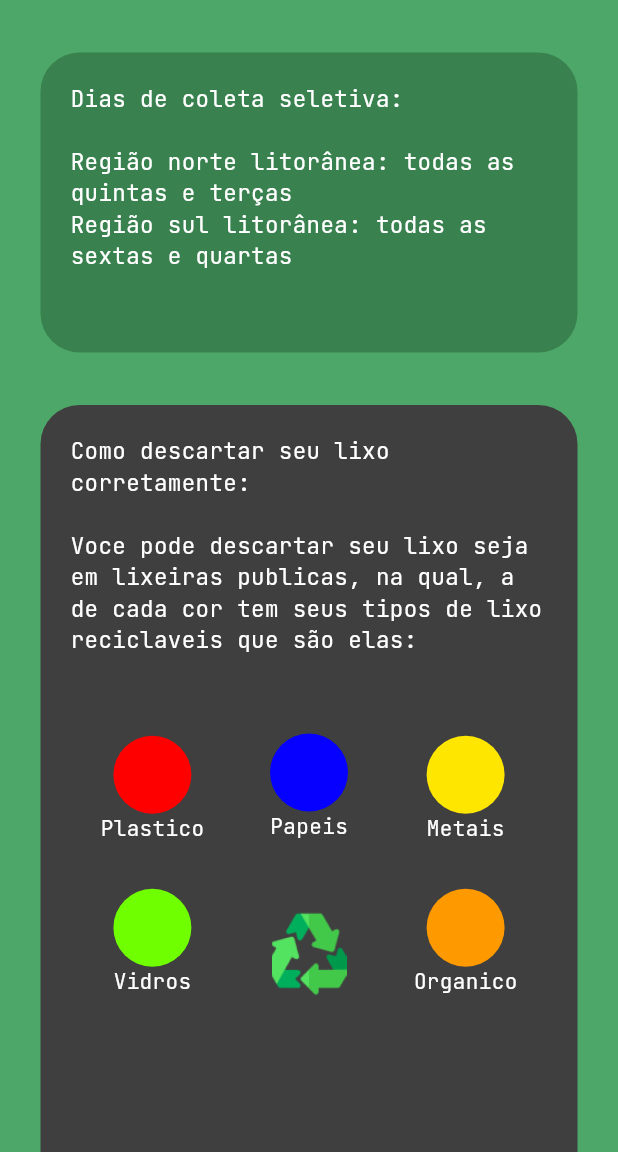
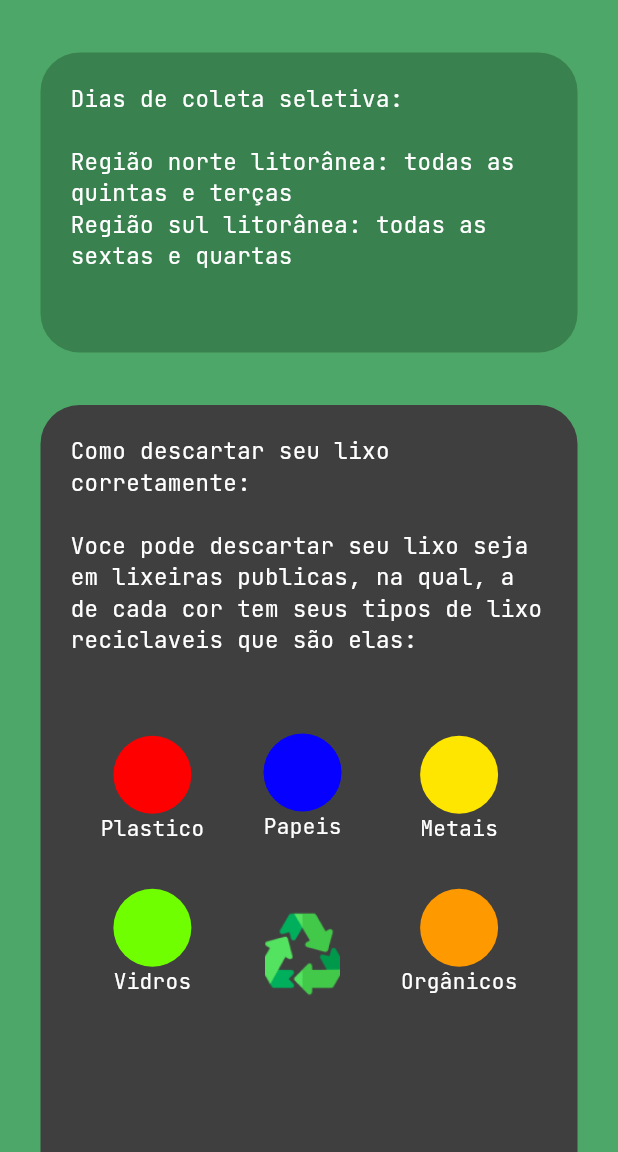
Before and after one commit to ArthurQuintino/AmbilitySP, a Flutter app: the screen it shows after launch, in the side drawer, after a tap on "Dias de coleta seletiva", on a phone screen of 412 x 824 dp, the part 84-1236 px from its top. Run offline on Flutter 3.47's test engine with Material 3 defaults, Android fonts, the light colour scheme and no system bars; our stand-ins replace gap, google_fonts.

Commit message:
Ajuste Segunda Pagina

```diff
--- a/ambilitysp/lib/secondPage.dart
+++ b/ambilitysp/lib/secondPage.dart
@@ -257,7 +257,7 @@ class SecondPage extends StatelessWidget {
                                       backgroundColor:
                                           Color.fromARGB(255, 255, 153, 0),
                                       radius: 26),
-                                  Text('Organico',
+                                  Text('Orgânicos',
                                       style: GoogleFonts.jetBrainsMono(
                                           textStyle: const TextStyle(
                                               color: Colors.white))),
```
